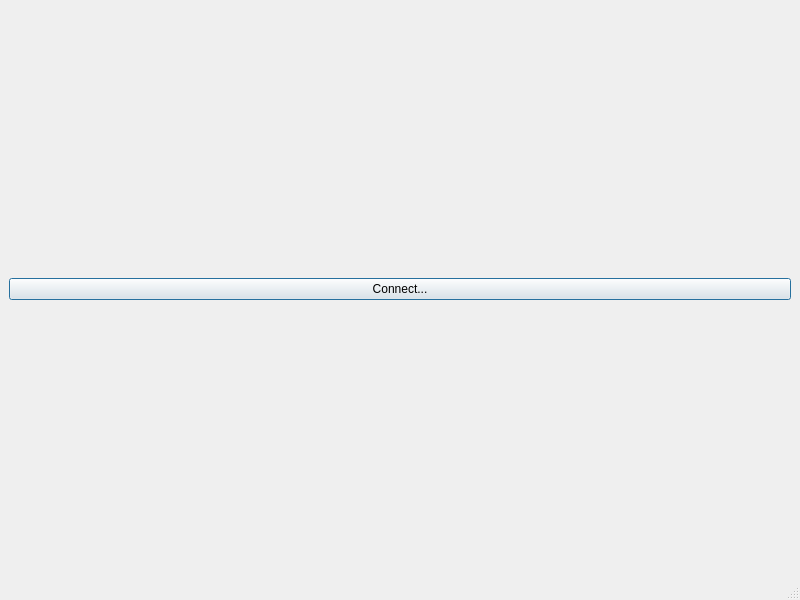
Old version of the form src/forms/MainWindow.ui in the repository gflix/QtLego.
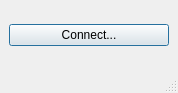
New version of the form.

Patch:
```diff
--- a/src/forms/MainWindow.ui
+++ b/src/forms/MainWindow.ui
@@ -6,8 +6,8 @@
    <rect>
     <x>0</x>
     <y>0</y>
-    <width>800</width>
-    <height>600</height>
+    <width>178</width>
+    <height>93</height>
    </rect>
   </property>
   <property name="windowTitle">
@@ -17,6 +17,12 @@
    <layout class="QVBoxLayout" name="verticalLayout">
     <item>
      <widget class="QPushButton" name="btnConnect">
+      <property name="minimumSize">
+       <size>
+        <width>160</width>
+        <height>0</height>
+       </size>
+      </property>
       <property name="text">
        <string>Connect...</string>
       </property>
```
Left out of the diff: 5 changed lines with no effect on the pictures.
